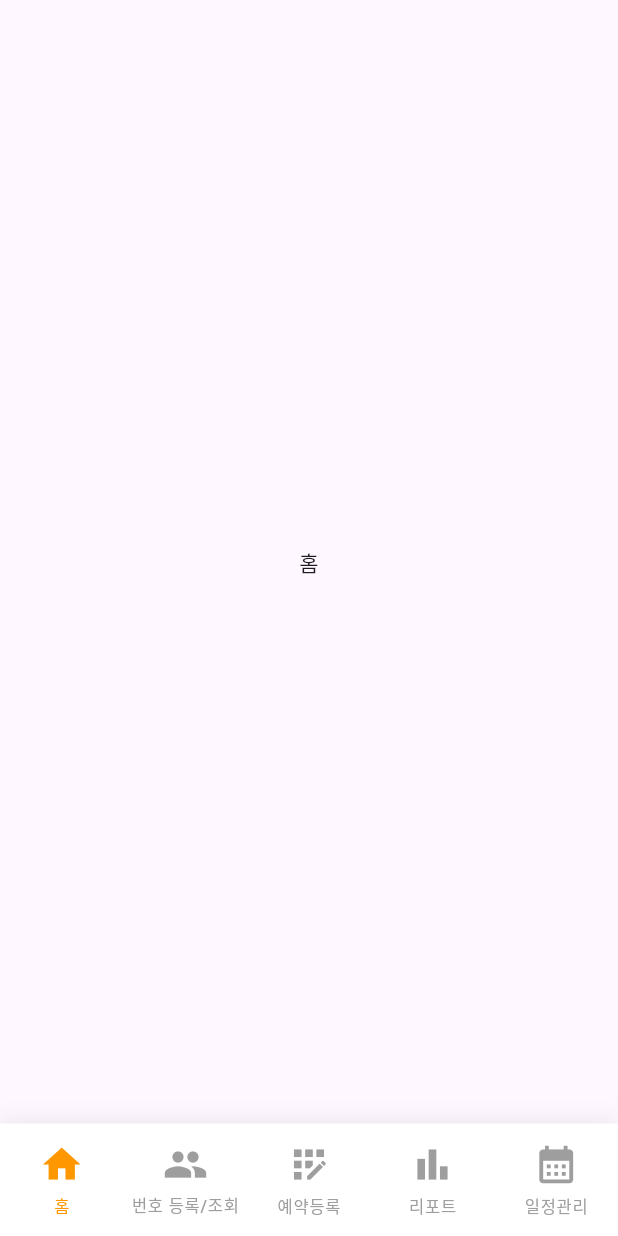
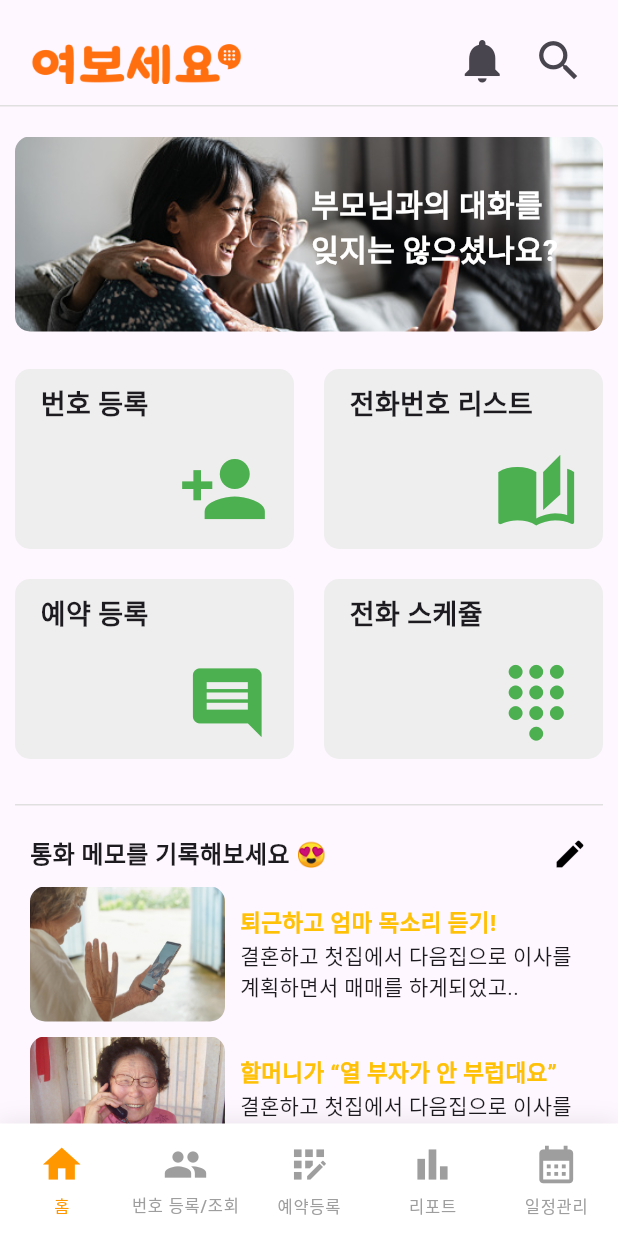
Before and after one commit to baejeonghyun23/Cubeproject-Schedule, a Flutter app: the screen it shows after launch, on a phone screen of 412 x 824 dp. Run offline on Flutter 3.47's test engine with Material 3 defaults, Android fonts, the phone set to English and light mode, and no system bars; our stand-ins replace awesome_bottom_bar, flutter_slidable, table_calendar; missing offline and left inert: material_text_fields, searchbar_animation.

Commit message:
[View] + home

```diff
--- a/lib/bottom_navigation_bar.dart
+++ b/lib/bottom_navigation_bar.dart
@@ -5,15 +5,61 @@ import 'package:flutter/material.dart';
 import 'package:awesome_bottom_bar/awesome_bottom_bar.dart';
 
 import 'app_bar.dart';
+import 'home.dart';
 import 'main.dart';
+
+
 
 // 각 탭에 대응하는 페이지 위젯들
 class HomePage extends StatelessWidget {
   @override
   Widget build(BuildContext context) {
-    return Center(child: Text('홈'));
+    return Scaffold(
+      appBar: PreferredSize(
+        preferredSize: Size.fromHeight(70.0), // AppBar의 높이를 조정
+        child: AppBar(
+          title: Padding(
+            padding: EdgeInsets.only(top: 30.0), // 로고의 상단 패딩 조정
+            child: Image.asset(
+              'assets/images/logo.png',
+              height: 100,
+              width: 150,
+            ),
+          ),
+          actions: <Widget>[
+            Padding(
+              padding: const EdgeInsets.only(top: 15.0), // 아이콘의 상단 패딩 조정
+              child: Row(
+                mainAxisSize: MainAxisSize.min,
+                children: <Widget>[
+                  IconButton(
+                    icon: Icon(Icons.notifications, size: 35,),
+                    onPressed: () {
+                      print('알림 아이콘 클릭됨');
+                    },
+                  ),
+                  Padding(
+                    padding: const EdgeInsets.only(right: 14.0),
+                    child: IconButton(
+                      icon: Icon(Icons.search, size: 35,),
+                      onPressed: () {
+                        print('검색 아이콘 클릭됨');
+                      },
+                    ),
+                  ),
+                ],
+              ),
+            ),
+          ],
+        ),
+      ),
+      body: HomeBanner(),
+    );
   }
 }
+
+
+
 
 class RegistrationPage extends StatelessWidget {
   @override
@@ -63,6 +109,7 @@ class ReportPage extends StatelessWidget {
   Widget build(BuildContext context) {
     return MaterialApp(
       title: 'Contact Record',
+      debugShowCheckedModeBanner: false,
       home: ContactRecordScreen(),
     );
   }
@@ -131,5 +178,7 @@ class _BottomNavigationBarAppState extends State<BottomNavigationBarApp> {
 }
 
 void main() {
-  runApp(MaterialApp(home: BottomNavigationBarApp()));
+  runApp(MaterialApp(
+      debugShowCheckedModeBanner: false,
+      home: BottomNavigationBarApp()));
 }
--- /dev/null
+++ b/lib/home.dart
@@ -0,0 +1,307 @@
+import 'package:flutter/cupertino.dart';
+import 'package:flutter/material.dart';
+
+
+class HomeBanner extends StatefulWidget {
+  @override
+  State<HomeBanner> createState() => _HomeBannerState();
+}
+
+class _HomeBannerState extends State<HomeBanner> {
+  @override
+  Widget build(BuildContext context) {
+    return SingleChildScrollView(
+      child: Column(
+        children: <Widget>[
+          Padding(
+            padding: const EdgeInsets.only(bottom: 10.0),
+            child: Container(
+              height: 1.0,
+              width: double.infinity,
+              color: Colors.grey[300],
+            ),
+          ),
+          Padding(
+            padding: const EdgeInsets.all(10.0),
+            child: Stack(
+              children: <Widget>[
+                Container(
+                  width: double.infinity, // 이미지의 너비를 꽉 차게 설정
+                  height: 130.0, // 이미지의 높이
+                  decoration: BoxDecoration(
+                    borderRadius: BorderRadius.circular(10.0),
+                    image: DecorationImage(
+                      image: AssetImage('assets/images/HomeBanner.jpg'),
+                      fit: BoxFit.cover, // 이미지가 컨테이너 크기에 맞게 조정되도록 설정
+                    ),
+                  ),
+                ),
+                Positioned(
+                  right: 20, // 우측 정렬
+                  top: 20, // 하단 정렬
+                  child: Padding(
+                    padding: const EdgeInsets.all(10.0), // 텍스트의 패딩 설정
+                    child: Text(
+                      "부모님과의 대화를\n잊지는 않으셨나요?", // 원하는 텍스트 입력
+                      style: TextStyle(
+                        color: Colors.white, // 텍스트 색상을 하얀색으로 설정
+                        fontSize: 20, // 텍스트 크기 설정
+                        fontWeight: FontWeight.bold, // 텍스트 굵기 설정
+                      ),
+                    ),
+                  ),
+                ),
+              ],
+            ),
+          ),
+          Padding(
+            padding: const EdgeInsets.only(top:15,bottom: 20, left: 10, right: 10),
+            child: Row(
+              mainAxisAlignment: MainAxisAlignment.spaceEvenly, // 컨테이너 사이에 공간 동일하게 배분
+              children: [
+                Expanded( // 첫 번째 컨테이너를 Expanded 위젯으로 감싼다.
+                  child: Container(
+                    height: 120.0,
+                    decoration: BoxDecoration(
+                      color: Colors.grey[200],
+                      borderRadius: BorderRadius.circular(10.0),
+                    ),
+                    padding: EdgeInsets.symmetric(vertical: 10.0, horizontal: 17.0),
+                    child: Stack(
+                      children: [
+                        Align(
+                          alignment: Alignment.topLeft, // 왼쪽 위 정렬
+                          child: Text(
+                            '번호 등록',
+                            style: TextStyle(
+                                fontWeight: FontWeight.bold,
+                                fontSize: 18),
+                          ),
+                        ),
+                        Align(
+                          alignment: Alignment.bottomRight, // 오른쪽 아래 정렬
+                          child: Icon(
+                            Icons.person_add,
+                            color: Colors.green,
+                            size: 60,
+                          ),
+                        ),
+                      ],
+                    ),
+                  ),
+                ),
+                SizedBox(width: 20), // 두 컨테이너 사이의 공간
+                Expanded( // 첫 번째 컨테이너를 Expanded 위젯으로 감싼다.
+                  child: Container(
+                    height: 120.0,
+                    decoration: BoxDecoration(
+                      color: Colors.grey[200],
+                      borderRadius: BorderRadius.circular(10.0),
+                    ),
+                    padding: EdgeInsets.symmetric(vertical: 10.0, horizontal: 17.0),
+                    child: Stack(
+                      children: [
+                        Align(
+                          alignment: Alignment.topLeft, // 왼쪽 위 정렬
+                          child: Text(
+                            '전화번호 리스트',
+                            style: TextStyle(
+                                fontWeight: FontWeight.bold,
+                                fontSize: 18),
+                          ),
+                        ),
+                        Align(
+                          alignment: Alignment.bottomRight, // 오른쪽 아래 정렬
+                          child: Icon(
+                            Icons.auto_stories,
+                            color: Colors.green,
+                            size: 55,
+                          ),
+                        ),
+                      ],
+                    ),
+                  ),
+                ),
+              ],
+            ),
+          ),
+          Padding(
+            padding: const EdgeInsets.only(bottom: 10, left: 10, right: 10),
+            child: Column(
+              children: [
+                Row(
+                  mainAxisAlignment: MainAxisAlignment.spaceEvenly, // 컨테이너 사이에 공간 동일하게 배분
+                  children: [
+                    Expanded( // 첫 번째 컨테이너를 Expanded 위젯으로 감싼다.
+                      child: Container(
+                        height: 120.0,
+                        decoration: BoxDecoration(
+                          color: Colors.grey[200],
+                          borderRadius: BorderRadius.circular(10.0),
+                        ),
+                        padding: EdgeInsets.symmetric(vertical: 10.0, horizontal: 17.0),
+                        child: Stack(
+                          children: [
+                            Align(
+                              alignment: Alignment.topLeft, // 왼쪽 위 정렬
+                              child: Text(
+                                '예약 등록',
+                                style: TextStyle(
+                                    fontWeight: FontWeight.bold,
+                                    fontSize: 18),
+                              ),
+                            ),
+                            Align(
+                              alignment: Alignment.bottomRight, // 오른쪽 아래 정렬
+                              child: Icon(
+                                Icons.comment,
+                                color: Colors.green,
+                                size: 55,
+                              ),
+                            ),
+                          ],
+                        ),
+                      ),
+                    ),
+                    SizedBox(width: 20), // 두 컨테이너 사이의 공간
+                    Expanded( // 첫 번째 컨테이너를 Expanded 위젯으로 감싼다.
+                      child: Container(
+                        height: 120.0,
+                        decoration: BoxDecoration(
+                          color: Colors.grey[200],
+                          borderRadius: BorderRadius.circular(10.0),
+                        ),
+                        padding: EdgeInsets.symmetric(vertical: 10.0, horizontal: 17.0),
+                        child: Stack(
+                          children: [
+                            Align(
+                              alignment: Alignment.topLeft, // 왼쪽 위 정렬
+                              child: Text(
+                                '전화 스케쥴',
+                                style: TextStyle(
+                                    fontWeight: FontWeight.bold,
+                                    fontSize: 18),
+                              ),
+                            ),
+                            Align(
+                              alignment: Alignment.bottomRight, // 오른쪽 아래 정렬
+                              child: Icon(
+                                Icons.dialpad,
+                                color: Colors.green,
+                                size: 55,
+                              ),
+                            ),
+                          ],
+                        ),
+                      ),
+                    ),
+                  ],
+                ),
+                SizedBox(height: 10), // 상단 박스와 하단 박스 사이의 공간
+                // 상단 박스와 동일한 구성의 박스를 추가
+                Row(
+                  mainAxisAlignment: MainAxisAlignment.spaceEvenly,
+                  children: [
+                    // 첫 번째 컨테이너의 복사본
+                    Expanded(
+                      child: Container(
+                        // 컨테이너 구성은 상단의 첫 번째 컨테이너와 동일
+                      ),
+                    ),
+                    SizedBox(width: 20), // 두 컨테이너 사이의 공간
+                    // 두 번째 컨테이너의 복사본
+                    Expanded(
+                      child: Container(
+                        // 컨테이너 구성은 상단의 두 번째 컨테이너와 동일
+                      ),
+                    ),
+                  ],
+                ),
+              ],
+            ),
+          ),
+          Padding(
+            padding: const EdgeInsets.all(10.0),
+            child: Container(
+              height: 1.0,
+              width: double.infinity,
+              color: Colors.grey[300],
+            ),
+          ),
+          Padding(
+            padding: const EdgeInsets.only(left: 20.0, top: 10.0, right: 20),
+            child: Row(
+              children: <Widget>[
+                Expanded( // 텍스트가 차지할 수 있는 모든 공간을 사용하도록 함
+                  child: Text(
+                    '통화 메모를 기록해보세요 😍',
+                    style: TextStyle(
+                      fontWeight: FontWeight.bold,
+                      fontSize: 16,
+                    ),
+                  ),
+                ),
+                Icon(
+                  Icons.edit, // 원하는 아이콘을 사용하세요
+                  color: Colors.black, // 아이콘 색상 설정
+                ),
+              ],
+            ),
+          ),
+          Padding(
+            padding: const EdgeInsets.only(left: 20.0, top: 10.0, right: 20.0),
+            child: Row(
+              children: <Widget>[
+                ClipRRect(
+                  borderRadius: BorderRadius.circular(10.0), // 둥근 모서리의 반지름 설정
+                  child: Image.asset(
+                    'assets/images/a.jpg', // 이미지 경로
+                    width: 130.0, // 이미지 너비
+                    height: 90.0, // 이미지 높이
+                    fit: BoxFit.cover, // 이미지를 채우는 방식
+                  ),
+                ),
+                SizedBox(width: 10.0), // 이미지와 텍스트 사이의 간격
+                Expanded(
+                  child: Column(
+                    crossAxisAlignment: CrossAxisAlignment.start, // 텍스트를 왼쪽 정렬
+                    children: <Widget>[
+                      Text('퇴근하고 엄마 목소리 듣기!', style: TextStyle(fontSize: 15, color: Colors.amber, fontWeight: FontWeight.bold)),
+                      Text('결혼하고 첫집에서 다음집으로 이사를 계획하면서 매매를 하게되었고..', style: TextStyle(fontSize: 14)),
+                    ],
+                  ),
+                ),
+              ],
+            ),
+          ),
+          Padding(
+            padding: const EdgeInsets.only(left: 20.0, top: 10.0, right: 20.0),
+            child: Row(
+              children: <Widget>[
+                ClipRRect(
+                  borderRadius: BorderRadius.circular(10.0), // 둥근 모서리의 반지름 설정
+                  child: Image.asset(
+                    'assets/images/b.jpg', // 이미지 경로
+                    width: 130.0, // 이미지 너비
+                    height: 90.0, // 이미지 높이
+                    fit: BoxFit.cover, // 이미지를 채우는 방식
+                  ),
+                ),
+                SizedBox(width: 10.0), // 이미지와 텍스트 사이의 간격
+                Expanded(
+                  child: Column(
+                    crossAxisAlignment: CrossAxisAlignment.start, // 텍스트를 왼쪽 정렬
+                    children: <Widget>[
+                      Text('할머니가 “열 부자가 안 부럽대요”', style: TextStyle(fontSize: 15, color: Colors.amber, fontWeight: FontWeight.bold)),
+                      Text('결혼하고 첫집에서 다음집으로 이사를 계획하면서 매매를 하게되었고..', style: TextStyle(fontSize: 14)),
+                    ],
+                  ),
+                ),
+              ],
+            ),
+          ),
+        ],
+      ),
+    );
+  }
+}
--- a/pubspec.yaml
+++ b/pubspec.yaml
@@ -70,6 +70,7 @@ flutter:
   # To add assets to your application, add an assets section, like this:
   assets:
     - assets/images/
+    - assets/images/logo.png
 
   # An image asset can refer to one or more resolution-specific "variants", see
   # https://flutter.dev/assets-and-images/#resolution-aware
```
Also changed, not shown: assets/images/HomeBanner.jpg (added), assets/images/a.jpg (added), assets/images/b.jpg (added), assets/images/logo.png (added), 1 other file.
